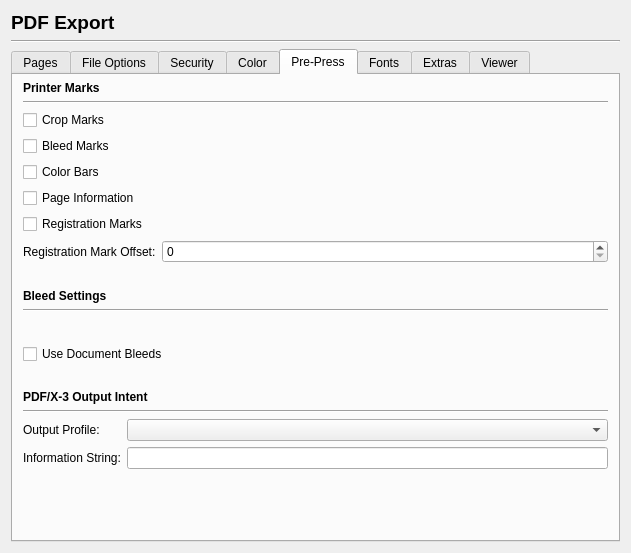
Qt form scribus/ui/prefs_pdfexportbase.ui (scribusproject/scribus) before a commit.
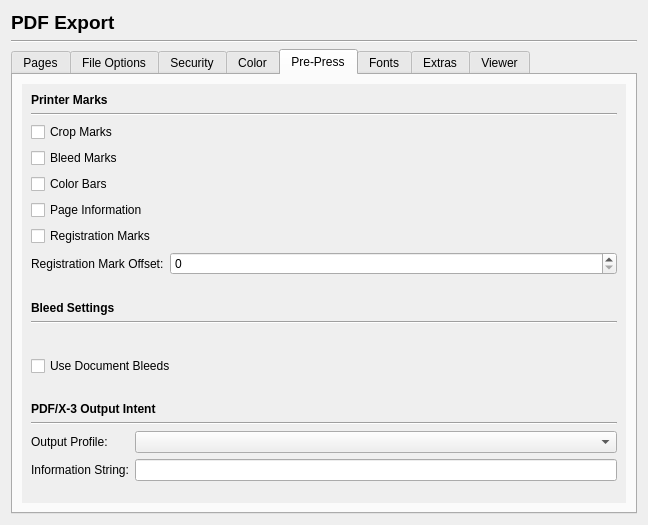
The same form after that commit. The open tabs and pages were chosen to show the change. Custom widgets are drawn as their Qt base class.

Commit message: Reduce prefs window size to allow use on small screens.. with window decoration on OSX.. v=524px

What changed in the file:
```diff
--- a/scribus/ui/prefs_pdfexportbase.ui
+++ b/scribus/ui/prefs_pdfexportbase.ui
@@ -6,8 +6,8 @@
    <rect>
     <x>0</x>
     <y>0</y>
-    <width>631</width>
-    <height>553</height>
+    <width>648</width>
+    <height>525</height>
    </rect>
   </property>
   <property name="windowTitle">
@@ -983,18 +983,30 @@
        <string>Pre-Press</string>
       </attribute>
       <layout class="QVBoxLayout" name="verticalLayout_6">
-       <property name="leftMargin">
-        <number>10</number>
-       </property>
-       <property name="topMargin">
-        <number>6</number>
-       </property>
-       <property name="rightMargin">
-        <number>10</number>
-       </property>
-       <property name="bottomMargin">
-        <number>10</number>
-       </property>
+       <item>
+        <widget class="QScrollArea" name="scrollArea_2">
+         <property name="frameShape">
+          <enum>QFrame::NoFrame</enum>
+         </property>
+         <property name="frameShadow">
+          <enum>QFrame::Plain</enum>
+         </property>
+         <property name="lineWidth">
+          <number>0</number>
+         </property>
+         <property name="widgetResizable">
+          <bool>true</bool>
+         </property>
+         <widget class="QWidget" name="scrollAreaWidgetContents_2">
+          <property name="geometry">
+           <rect>
+            <x>0</x>
+            <y>0</y>
+            <width>563</width>
+            <height>470</height>
+           </rect>
+          </property>
+          <layout class="QVBoxLayout" name="verticalLayout_18">
        <item>
         <widget class="QLabel" name="label_16">
          <property name="font">
@@ -1198,10 +1210,14 @@
          <property name="sizeHint" stdset="0">
           <size>
            <width>20</width>
-           <height>20</height>
+               <height>18</height>
           </size>
          </property>
         </spacer>
+           </item>
+          </layout>
+         </widget>
+        </widget>
        </item>
       </layout>
      </widget>
```
Left out of the diff: 136 changed lines with no effect on the pictures. Lines whose indentation alone changed are shown as unchanged. The commit also changes 12 other files.
